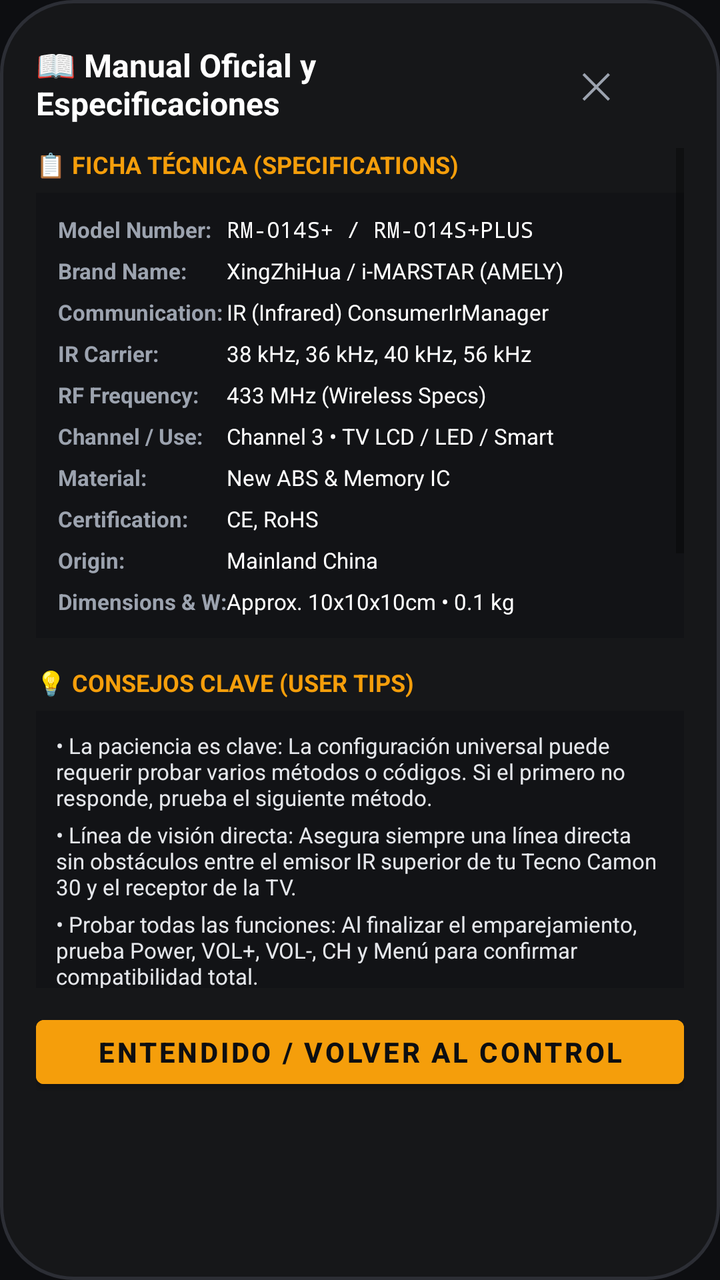
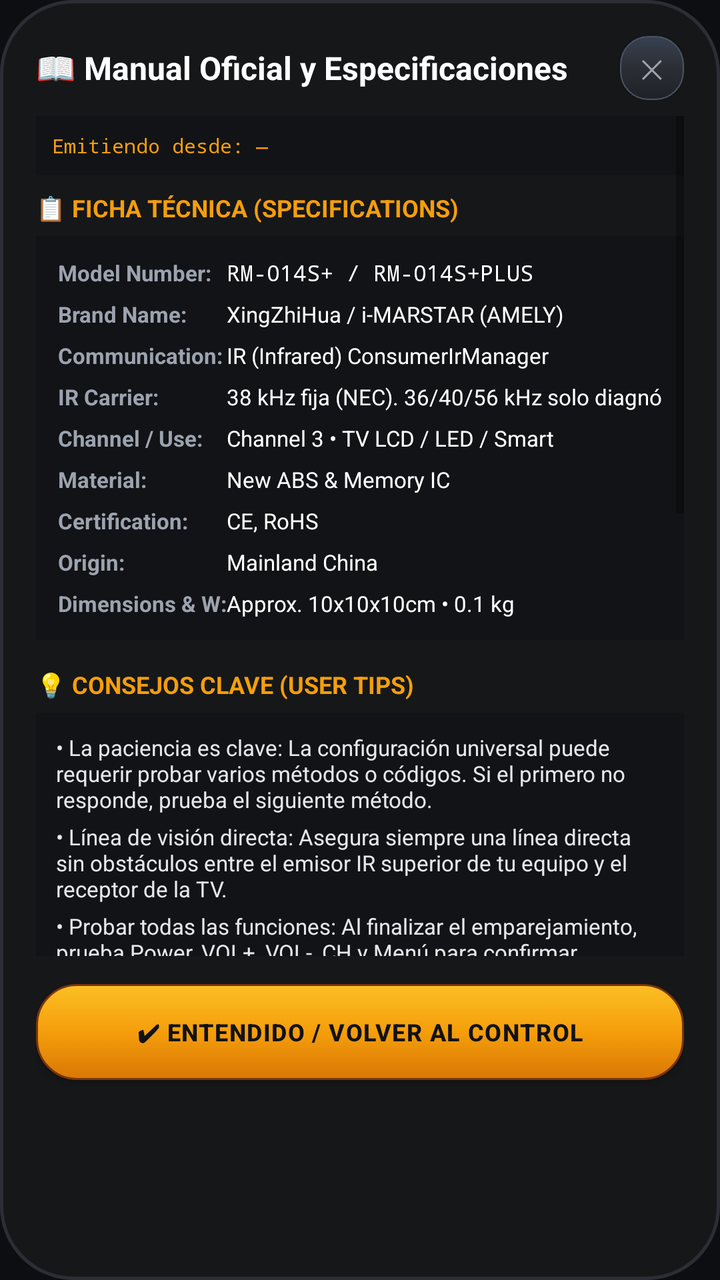

The first picture is an Android layout as it rendered before a commit; the second is the same layout after the commit. The layout source and the unified diff follow.
<!-- AndroidManifest.xml: application theme Theme.RM014S -->
<!-- res/layout/dialog_manual_specs.xml -->
<?xml version="1.0" encoding="utf-8"?>
<LinearLayout xmlns:android="http://schemas.android.com/apk/res/android"
    android:layout_width="match_parent"
    android:layout_height="wrap_content"
    android:orientation="vertical"
    android:background="@drawable/bg_remote_chassis"
    android:padding="18dp">

    
    <LinearLayout
        android:layout_width="match_parent"
        android:layout_height="wrap_content"
        android:gravity="center_vertical"
        android:orientation="horizontal">

        <TextView
            android:layout_width="0dp"
            android:layout_height="wrap_content"
            android:layout_weight="1"
            android:text="📖 Manual Oficial y Especificaciones"
            android:textColor="@color/white"
            android:textSize="16sp"
            android:textStyle="bold" />

        <Button
            android:id="@+id/btnCloseManual"
            style="@style/Widget.MaterialComponents.Button.TextButton"
            android:layout_width="wrap_content"
            android:layout_height="wrap_content"
            android:text="✕"
            android:textSize="18sp"
            android:textColor="#9CA3AF" />
    </LinearLayout>

    <ScrollView
        android:layout_width="match_parent"
        android:layout_height="420dp"
        android:layout_marginTop="8dp">

        <LinearLayout
            android:layout_width="match_parent"
            android:layout_height="wrap_content"
            android:orientation="vertical">

            
            <TextView
                android:layout_width="wrap_content"
                android:layout_height="wrap_content"
                android:text="📋 FICHA TÉCNICA (SPECIFICATIONS)"
                android:textColor="@color/amber_accent"
                android:textSize="12sp"
                android:textStyle="bold" />

            <TableLayout
                android:layout_width="match_parent"
                android:layout_height="wrap_content"
                android:layout_marginTop="6dp"
                android:background="#121316"
                android:padding="8dp"
                android:stretchColumns="1">

                <TableRow android:padding="3dp">
                    <TextView android:text="Model Number:" android:textColor="#9CA3AF" android:textSize="11sp" android:textStyle="bold" />
                    <TextView android:text="RM-014S+ / RM-014S+PLUS" android:textColor="@color/white" android:textSize="11sp" android:fontFamily="monospace" />
                </TableRow>
                <TableRow android:padding="3dp">
                    <TextView android:text="Brand Name:" android:textColor="#9CA3AF" android:textSize="11sp" android:textStyle="bold" />
                    <TextView android:text="XingZhiHua / i-MARSTAR (AMELY)" android:textColor="@color/white" android:textSize="11sp" />
                </TableRow>
                <TableRow android:padding="3dp">
                    <TextView android:text="Communication:" android:textColor="#9CA3AF" android:textSize="11sp" android:textStyle="bold" />
                    <TextView android:text="IR (Infrared) ConsumerIrManager" android:textColor="@color/white" android:textSize="11sp" />
                </TableRow>
                <TableRow android:padding="3dp">
                    <TextView android:text="IR Carrier:" android:textColor="#9CA3AF" android:textSize="11sp" android:textStyle="bold" />
                    <TextView android:text="38 kHz, 36 kHz, 40 kHz, 56 kHz" android:textColor="@color/white" android:textSize="11sp" />
                </TableRow>
                <TableRow android:padding="3dp">
                    <TextView android:text="RF Frequency:" android:textColor="#9CA3AF" android:textSize="11sp" android:textStyle="bold" />
                    <TextView android:text="433 MHz (Wireless Specs)" android:textColor="@color/white" android:textSize="11sp" />
                </TableRow>
                <TableRow android:padding="3dp">
                    <TextView android:text="Channel / Use:" android:textColor="#9CA3AF" android:textSize="11sp" android:textStyle="bold" />
                    <TextView android:text="Channel 3 • TV LCD / LED / Smart" android:textColor="@color/white" android:textSize="11sp" />
                </TableRow>
                <TableRow android:padding="3dp">
                    <TextView android:text="Material:" android:textColor="#9CA3AF" android:textSize="11sp" android:textStyle="bold" />
                    <TextView android:text="New ABS &amp; Memory IC" android:textColor="@color/white" android:textSize="11sp" />
                </TableRow>
                <TableRow android:padding="3dp">
                    <TextView android:text="Certification:" android:textColor="#9CA3AF" android:textSize="11sp" android:textStyle="bold" />
                    <TextView android:text="CE, RoHS" android:textColor="@color/white" android:textSize="11sp" />
                </TableRow>
                <TableRow android:padding="3dp">
                    <TextView android:text="Origin:" android:textColor="#9CA3AF" android:textSize="11sp" android:textStyle="bold" />
                    <TextView android:text="Mainland China" android:textColor="@color/white" android:textSize="11sp" />
                </TableRow>
                <TableRow android:padding="3dp">
                    <TextView android:text="Dimensions &amp; W:" android:textColor="#9CA3AF" android:textSize="11sp" android:textStyle="bold" />
                    <TextView android:text="Approx. 10x10x10cm • 0.1 kg" android:textColor="@color/white" android:textSize="11sp" />
                </TableRow>
            </TableLayout>

            
            <TextView
                android:layout_width="wrap_content"
                android:layout_height="wrap_content"
                android:layout_marginTop="14dp"
                android:text="💡 CONSEJOS CLAVE (USER TIPS)"
                android:textColor="@color/amber_accent"
                android:textSize="12sp"
                android:textStyle="bold" />

            <LinearLayout
                android:layout_width="match_parent"
                android:layout_height="wrap_content"
                android:layout_marginTop="6dp"
                android:background="#121316"
                android:padding="10dp"
                android:orientation="vertical">

                <TextView
                    android:layout_width="match_parent"
                    android:layout_height="wrap_content"
                    android:text="• La paciencia es clave: La configuración universal puede requerir probar varios métodos o códigos. Si el primero no responde, prueba el siguiente método."
                    android:textColor="#E5E7EB"
                    android:textSize="11sp" />

                <TextView
                    android:layout_width="match_parent"
                    android:layout_height="wrap_content"
                    android:layout_marginTop="4dp"
                    android:text="• Línea de visión directa: Asegura siempre una línea directa sin obstáculos entre el emisor IR superior de tu Tecno Camon 30 y el receptor de la TV."
                    android:textColor="#E5E7EB"
                    android:textSize="11sp" />

                <TextView
                    android:layout_width="match_parent"
                    android:layout_height="wrap_content"
                    android:layout_marginTop="4dp"
                    android:text="• Probar todas las funciones: Al finalizar el emparejamiento, prueba Power, VOL+, VOL-, CH y Menú para confirmar compatibilidad total."
                    android:textColor="#E5E7EB"
                    android:textSize="11sp" />
            </LinearLayout>

            
            <TextView
                android:layout_width="wrap_content"
                android:layout_height="wrap_content"
                android:layout_marginTop="14dp"
                android:text="⚙️ LOS 5 MÉTODOS DE CONFIGURACIÓN"
                android:textColor="@color/amber_accent"
                android:textSize="12sp"
                android:textStyle="bold" />

            <LinearLayout
                android:layout_width="match_parent"
                android:layout_height="wrap_content"
                android:layout_marginTop="6dp"
                android:background="#121316"
                android:padding="10dp"
                android:orientation="vertical">

                <TextView
                    android:layout_width="wrap_content"
                    android:layout_height="wrap_content"
                    android:text="Método 1: Setting with Brand Code (SET + Tecla)"
                    android:textColor="@color/white"
                    android:textSize="12sp"
                    android:textStyle="bold" />
                <TextView
                    android:layout_width="wrap_content"
                    android:layout_height="wrap_content"
                    android:text="Sostén SET y presiona el número de tu marca (1: LG, 2: SONY, 3: SAMSUNG, 4: SHARP, 5: PANASONIC, 6: TOSHIBA, 7: PHILIPS, 8: HAIER, 9: HITACHI, 0: TCL/KONKA). El LED parpadeará 3 veces."
                    android:textColor="#9CA3AF"
                    android:textSize="11sp" />

                <TextView
                    android:layout_width="wrap_content"
                    android:layout_height="wrap_content"
                    android:layout_marginTop="8dp"
                    android:text="Método 2: Setting with Code (Código de 3 Dígitos)"
                    android:textColor="@color/white"
                    android:textSize="12sp"
                    android:textStyle="bold" />
                <TextView
                    android:layout_width="wrap_content"
                    android:layout_height="wrap_content"
                    android:text="Presiona SET + POWER (el LED se encenderá fijo). Ingresa los 3 números de la lista (ej: 014, 005, 025, 038 para placas chinas CX-507). El LED se apagará."
                    android:textColor="#9CA3AF"
                    android:textSize="11sp" />

                <TextView
                    android:layout_width="wrap_content"
                    android:layout_height="wrap_content"
                    android:layout_marginTop="8dp"
                    android:text="Método 3: One Key Search (Búsqueda por Volumen)"
                    android:textColor="@color/white"
                    android:textSize="12sp"
                    android:textStyle="bold" />
                <TextView
                    android:layout_width="wrap_content"
                    android:layout_height="wrap_content"
                    android:text="Mantén presionado SET apuntando a la TV. El control emitirá ráfagas de volumen consecutivas. En cuanto veas la barra de volumen en pantalla, suelta SET inmediatamente."
                    android:textColor="#9CA3AF"
                    android:textSize="11sp" />

                <TextView
                    android:layout_width="wrap_content"
                    android:layout_height="wrap_content"
                    android:layout_marginTop="8dp"
                    android:text="Método 4: One By One Search (Canal / Volumen Paso a Paso)"
                    android:textColor="@color/white"
                    android:textSize="12sp"
                    android:textStyle="bold" />
                <TextView
                    android:layout_width="wrap_content"
                    android:layout_height="wrap_content"
                    android:text="Presiona CH+ o CH- uno por uno observando tu televisor. Cuando cambie, presiona SET para fijar."
                    android:textColor="#9CA3AF"
                    android:textSize="11sp" />

                <TextView
                    android:layout_width="wrap_content"
                    android:layout_height="wrap_content"
                    android:layout_marginTop="8dp"
                    android:text="Método 5: Automatic Search (Búsqueda Automática)"
                    android:textColor="@color/white"
                    android:textSize="12sp"
                    android:textStyle="bold" />
                <TextView
                    android:layout_width="wrap_content"
                    android:layout_height="wrap_content"
                    android:text="Presiona SET o la placa inferior. El escáner recorrerá todos los códigos en la frecuencia seleccionada. Presiona DETENER / GUARDAR al ver el volumen."
                    android:textColor="#9CA3AF"
                    android:textSize="11sp" />

                <TextView
                    android:layout_width="wrap_content"
                    android:layout_height="wrap_content"
                    android:layout_marginTop="8dp"
                    android:text="Bloqueo / Desbloqueo (Lock / Unlock):"
                    android:textColor="@color/white"
                    android:textSize="12sp"
                    android:textStyle="bold" />
                <TextView
                    android:layout_width="wrap_content"
                    android:layout_height="wrap_content"
                    android:text="Presiona SET + OK para bloquear el sistema contra cambios accidentales. Presiona SET + OK otra vez para desbloquear."
                    android:textColor="#9CA3AF"
                    android:textSize="11sp" />
            </LinearLayout>

        </LinearLayout>
    </ScrollView>

    <Button
        android:id="@+id/btnAcceptManual"
        android:layout_width="match_parent"
        android:layout_height="44dp"
        android:layout_marginTop="10dp"
        android:text="Entendido / Volver al Control"
        android:textColor="@color/black_bg"
        android:textStyle="bold"
        android:backgroundTint="@color/amber_accent" />

</LinearLayout>
<!-- resources referenced by this layout -->
<resources>
  <color name="amber_accent">#F59E0B</color>
  <color name="black_bg">#0D0E11</color>
  <color name="white">#FFFFFF</color>
  <!-- drawable bg_remote_chassis (drawable) -->
  <?xml version="1.0" encoding="utf-8"?>
  <shape xmlns:android="http://schemas.android.com/apk/res/android">
      <solid android:color="@color/remote_body" />
      <corners android:radius="36dp" />
      <stroke android:width="1.5dp" android:color="@color/remote_border" />
  </shape>
  <style name="Theme.RM014S" parent="Theme.MaterialComponents.DayNight.NoActionBar">
          <item name="colorPrimary">@color/amber_accent</item>
          <item name="android:statusBarColor">@color/black_bg</item>
          <item name="android:navigationBarColor">@color/black_bg</item>
          <item name="android:windowBackground">@color/black_bg</item>
      </style>
  <color name="remote_body">#161719</color>
  <color name="remote_border">#2C2E35</color>
</resources>

<!-- the commit's change to res/layout/dialog_manual_specs.xml (unified diff, before → after) -->
@@ -22,14 +22,15 @@
             android:textSize="16sp"
             android:textStyle="bold" />
 
-        <Button
+        <androidx.appcompat.widget.AppCompatButton
             android:id="@+id/btnCloseManual"
-            style="@style/Widget.MaterialComponents.Button.TextButton"
-            android:layout_width="wrap_content"
-            android:layout_height="wrap_content"
+            android:layout_width="32dp"
+            android:layout_height="32dp"
+            android:background="@drawable/btn_remote_dark_pill"
             android:text="✕"
-            android:textSize="18sp"
-            android:textColor="#9CA3AF" />
+            android:textSize="13sp"
+            android:textColor="#9CA3AF"
+            android:padding="0dp" />
     </LinearLayout>
 
     <ScrollView
@@ -44,8 +45,20 @@
 
             
             <TextView
+                android:id="@+id/tvManualDevice"
+                android:layout_width="match_parent"
+                android:layout_height="wrap_content"
+                android:background="#121316"
+                android:padding="8dp"
+                android:text="Emitiendo desde: —"
+                android:textColor="@color/amber_accent"
+                android:textSize="10sp"
+                android:fontFamily="monospace" />
+
+            <TextView
                 android:layout_width="wrap_content"
                 android:layout_height="wrap_content"
+                android:layout_marginTop="8dp"
                 android:text="📋 FICHA TÉCNICA (SPECIFICATIONS)"
                 android:textColor="@color/amber_accent"
                 android:textSize="12sp"
@@ -73,11 +86,7 @@
                 </TableRow>
                 <TableRow android:padding="3dp">
                     <TextView android:text="IR Carrier:" android:textColor="#9CA3AF" android:textSize="11sp" android:textStyle="bold" />
-                    <TextView android:text="38 kHz, 36 kHz, 40 kHz, 56 kHz" android:textColor="@color/white" android:textSize="11sp" />
-                </TableRow>
-                <TableRow android:padding="3dp">
-                    <TextView android:text="RF Frequency:" android:textColor="#9CA3AF" android:textSize="11sp" android:textStyle="bold" />
-                    <TextView android:text="433 MHz (Wireless Specs)" android:textColor="@color/white" android:textSize="11sp" />
+                    <TextView android:text="38 kHz fija (NEC). 36/40/56 kHz solo diagnóstico" android:textColor="@color/white" android:textSize="11sp" />
                 </TableRow>
                 <TableRow android:padding="3dp">
                     <TextView android:text="Channel / Use:" android:textColor="#9CA3AF" android:textSize="11sp" android:textStyle="bold" />
@@ -127,10 +136,11 @@
                     android:textSize="11sp" />
 
                 <TextView
+                    android:id="@+id/tvManualLineOfSight"
                     android:layout_width="match_parent"
                     android:layout_height="wrap_content"
                     android:layout_marginTop="4dp"
-                    android:text="• Línea de visión directa: Asegura siempre una línea directa sin obstáculos entre el emisor IR superior de tu Tecno Camon 30 y el receptor de la TV."
+                    android:text="• Línea de visión directa: Asegura siempre una línea directa sin obstáculos entre el emisor IR superior de tu equipo y el receptor de la TV."
                     android:textColor="#E5E7EB"
                     android:textSize="11sp" />
 
@@ -254,14 +264,16 @@
         </LinearLayout>
     </ScrollView>
 
-    <Button
+    <androidx.appcompat.widget.AppCompatButton
         android:id="@+id/btnAcceptManual"
         android:layout_width="match_parent"
-        android:layout_height="44dp"
-        android:layout_marginTop="10dp"
-        android:text="Entendido / Volver al Control"
-        android:textColor="@color/black_bg"
+        android:layout_height="48dp"
+        android:layout_marginTop="14dp"
+        android:background="@drawable/btn_remote_pill_amber"
+        android:text="✔ ENTENDIDO / VOLVER AL CONTROL"
+        android:textColor="#111215"
+        android:textSize="12sp"
         android:textStyle="bold"
-        android:backgroundTint="@color/amber_accent" />
+        android:letterSpacing="0.04" />
 
 </LinearLayout>
<!-- resource entries referenced after the edit -->
@@ -10,6 +10,50 @@
       <corners android:radius="36dp" />
       <stroke android:width="1.5dp" android:color="@color/remote_border" />
   </shape>
+  <!-- drawable btn_remote_dark_pill (drawable) -->
+  <?xml version="1.0" encoding="utf-8"?>
+  <selector xmlns:android="http://schemas.android.com/apk/res/android">
+      <item android:state_pressed="true">
+          <shape>
+              <solid android:color="#1F2937" />
+              <corners android:radius="14dp" />
+              <stroke android:width="1dp" android:color="#000000" />
+          </shape>
+      </item>
+      <item>
+          <shape>
+              <gradient
+                  android:angle="270"
+                  android:startColor="#374151"
+                  android:centerColor="#2C2E35"
+                  android:endColor="#1F2128" />
+              <corners android:radius="14dp" />
+              <stroke android:width="0.8dp" android:color="#4B5563" />
+          </shape>
+      </item>
+  </selector>
+  <!-- drawable btn_remote_pill_amber (drawable) -->
+  <?xml version="1.0" encoding="utf-8"?>
+  <selector xmlns:android="http://schemas.android.com/apk/res/android">
+      <item android:state_pressed="true">
+          <shape>
+              <solid android:color="#B45309" />
+              <corners android:radius="20dp" />
+              <stroke android:width="1dp" android:color="#000000" />
+          </shape>
+      </item>
+      <item>
+          <shape>
+              <gradient
+                  android:angle="270"
+                  android:startColor="#FBBF24"
+                  android:centerColor="#F59E0B"
+                  android:endColor="#D97706" />
+              <corners android:radius="20dp" />
+              <stroke android:width="1dp" android:color="#78350F" />
+          </shape>
+      </item>
+  </selector>
   <style name="Theme.RM014S" parent="Theme.MaterialComponents.DayNight.NoActionBar">
           <item name="colorPrimary">@color/amber_accent</item>
           <item name="android:statusBarColor">@color/black_bg</item>
